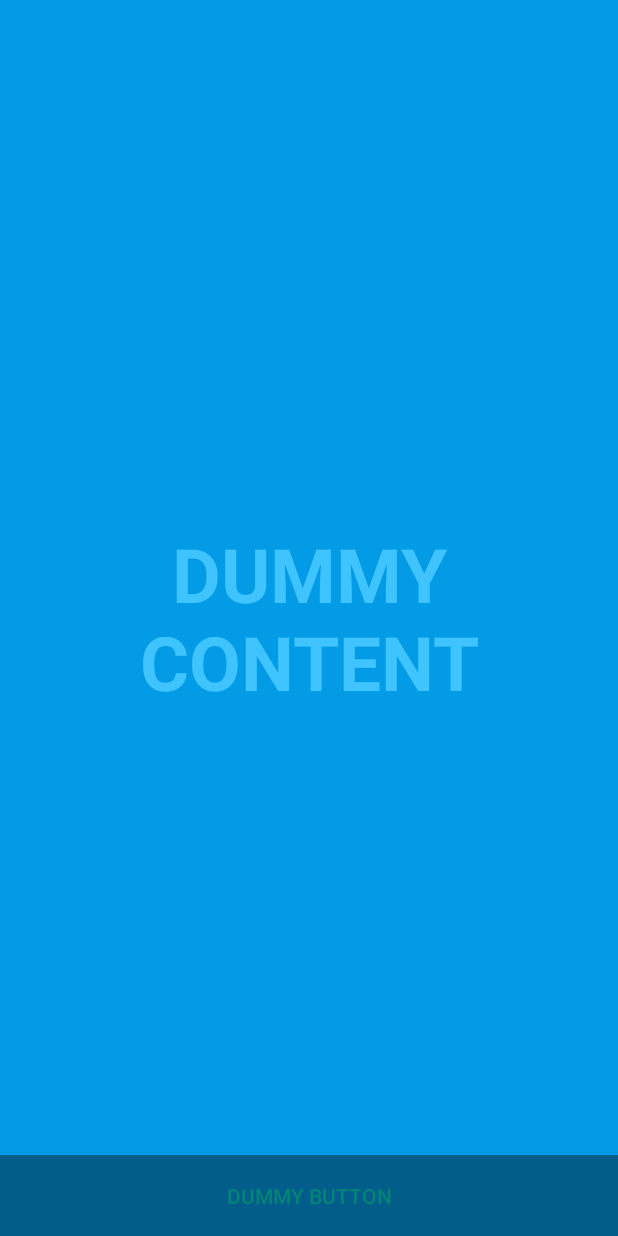
After one commit to VikramVasudevan/swaramala, an Android app built with Jetpack Compose: the layout activity_play_swarams.xml on its own in the app's theme, with its tools: preview values and no code run, on a phone screen of 412 x 824 dp. The commit adds this screen. Run offline under Robolectric (Android 15) with nearby library versions, the phone set to English and light mode, and no system bars.

Commit message:
Created the play pattern fragment

```diff
--- a/app/build.gradle.kts
+++ b/app/build.gradle.kts
@@ -57,6 +57,8 @@ dependencies {
     implementation(libs.androidx.lifecycle.livedata.ktx)
     implementation(libs.androidx.lifecycle.viewmodel.ktx)
     implementation(libs.androidx.fragment.ktx)
+    implementation(libs.androidx.appcompat)
+    implementation(libs.material)
     testImplementation(libs.junit)
     androidTestImplementation(libs.androidx.junit)
     androidTestImplementation(libs.androidx.espresso.core)
--- a/app/src/main/AndroidManifest.xml
+++ b/app/src/main/AndroidManifest.xml
@@ -13,6 +13,12 @@
         android:theme="@style/Theme.SwaraMala"
         tools:targetApi="31">
         <activity
+            android:name=".PlaySwaramsActivity"
+            android:configChanges="orientation|keyboardHidden|screenSize"
+            android:exported="false"
+            android:label="@string/title_activity_play_swarams"
+            android:theme="@style/Theme.SwaraMala.Fullscreen" />
+        <activity
             android:name=".MainActivity"
             android:exported="true"
             android:label="@string/app_name"
--- /dev/null
+++ b/app/src/main/res/layout/activity_play_swarams.xml
@@ -0,0 +1,51 @@
+<?xml version="1.0" encoding="utf-8"?>
+<FrameLayout xmlns:android="http://schemas.android.com/apk/res/android"
+    xmlns:tools="http://schemas.android.com/tools"
+    android:layout_width="match_parent"
+    android:layout_height="match_parent"
+    android:background="?attr/fullscreenBackgroundColor"
+    android:theme="@style/ThemeOverlay.SwaraMala.FullscreenContainer"
+    tools:context=".PlaySwaramsActivity">
+
+    <!-- The primary full-screen view. This can be replaced with whatever view
+         is needed to present your content, e.g. VideoView, SurfaceView,
+         TextureView, etc. -->
+    <TextView
+        android:id="@+id/fullscreen_content"
+        android:layout_width="match_parent"
+        android:layout_height="match_parent"
+        android:gravity="center"
+        android:keepScreenOn="true"
+        android:text="@string/dummy_content"
+        android:textColor="?attr/fullscreenTextColor"
+        android:textSize="50sp"
+        android:textStyle="bold" />
+
+    <!-- This FrameLayout insets its children based on system windows using
+         android:fitsSystemWindows. -->
+    <FrameLayout
+        android:layout_width="match_parent"
+        android:layout_height="match_parent"
+        android:fitsSystemWindows="true">
+
+        <LinearLayout
+            android:id="@+id/fullscreen_content_controls"
+            style="@style/Widget.Theme.SwaraMala.ButtonBar.Fullscreen"
+            android:layout_width="match_parent"
+            android:layout_height="wrap_content"
+            android:layout_gravity="bottom|center_horizontal"
+            android:orientation="horizontal"
+            tools:ignore="UselessParent">
+
+            <Button
+                android:id="@+id/dummy_button"
+                style="?android:attr/buttonBarButtonStyle"
+                android:layout_width="0dp"
+                android:layout_height="wrap_content"
+                android:layout_weight="1"
+                android:text="@string/dummy_button" />
+
+        </LinearLayout>
+    </FrameLayout>
+
+</FrameLayout>
--- a/app/src/main/res/layout/fragment_available_swarams.xml
+++ b/app/src/main/res/layout/fragment_play_pattern.xml
@@ -6,10 +6,10 @@
     tools:context=".AvailableSwaramsFragment">
 
     <GridView
-        android:id="@+id/swaramGrid"
+        android:id="@+id/playPatternGrid"
         android:layout_width="fill_parent"
         android:layout_height="wrap_content"
-        android:numColumns="4"
+        android:numColumns="6"
         android:verticalSpacing="10dp"
         android:horizontalSpacing="10dp"
         />
--- a/app/src/main/res/layout/selected_swaram_fragment_item.xml
+++ b/app/src/main/res/layout/selected_swaram_fragment_item.xml
@@ -2,7 +2,7 @@
 <LinearLayout xmlns:android="http://schemas.android.com/apk/res/android"
     android:layout_width="wrap_content"
     android:layout_height="wrap_content"
-    android:background="#CDDC39"
+    android:background="@color/teal_200"
     android:orientation="horizontal">
 
     <TextView
@@ -10,7 +10,7 @@
         android:layout_width="wrap_content"
         android:layout_height="wrap_content"
         android:layout_margin="@dimen/text_margin"
-        android:textSize="20sp"
+        android:textSize="15sp"
         android:textStyle="bold" />
 
     <TextView
@@ -18,5 +18,5 @@
         android:layout_width="wrap_content"
         android:layout_height="wrap_content"
         android:layout_margin="@dimen/text_margin"
-        android:textSize="20sp" />
+        android:textSize="15sp" />
 </LinearLayout>
--- /dev/null
+++ b/app/src/main/res/values-night/themes.xml
@@ -0,0 +1,7 @@
+<resources>
+
+    <style name="ThemeOverlay.SwaraMala.FullscreenContainer" parent="">
+        <item name="fullscreenBackgroundColor">@color/light_blue_900</item>
+        <item name="fullscreenTextColor">@color/light_blue_A400</item>
+    </style>
+</resources>
--- /dev/null
+++ b/app/src/main/res/values/attrs.xml
@@ -0,0 +1,6 @@
+<resources>
+    <declare-styleable name="FullscreenAttrs">
+        <attr name="fullscreenBackgroundColor" format="color" />
+        <attr name="fullscreenTextColor" format="color" />
+    </declare-styleable>
+</resources>
--- a/app/src/main/res/values/colors.xml
+++ b/app/src/main/res/values/colors.xml
@@ -7,4 +7,9 @@
     <color name="teal_700">#FF018786</color>
     <color name="black">#FF000000</color>
     <color name="white">#FFFFFFFF</color>
+    <color name="light_blue_600">#FF039BE5</color>
+    <color name="light_blue_900">#FF01579B</color>
+    <color name="light_blue_A200">#FF40C4FF</color>
+    <color name="light_blue_A400">#FF00B0FF</color>
+    <color name="black_overlay">#66000000</color>
 </resources>
--- a/app/src/main/res/values/strings.xml
+++ b/app/src/main/res/values/strings.xml
@@ -9,4 +9,7 @@
     <string name="select_swarams">Select the swarams you need.</string>
     <string name="selected_swarams">Selected swarams: </string>
     <string name="next_step">PLAY</string>
+    <string name="title_activity_play_swarams">PlaySwaramsActivity</string>
+    <string name="dummy_button">Dummy Button</string>
+    <string name="dummy_content">DUMMY\nCONTENT</string>
 </resources>
--- /dev/null
+++ b/app/src/main/res/values/styles.xml
@@ -0,0 +1,11 @@
+<resources>
+
+    <style name="Widget.Theme.SwaraMala.ActionBar.Fullscreen" parent="Widget.AppCompat.ActionBar">
+        <item name="android:background">@color/black_overlay</item>
+    </style>
+
+    <style name="Widget.Theme.SwaraMala.ButtonBar.Fullscreen" parent="">
+        <item name="android:background">@color/black_overlay</item>
+        <item name="android:buttonBarStyle">?android:attr/buttonBarStyle</item>
+    </style>
+</resources>
--- a/app/src/main/res/values/themes.xml
+++ b/app/src/main/res/values/themes.xml
@@ -2,4 +2,16 @@
 <resources>
 
     <style name="Theme.SwaraMala" parent="android:Theme.Material.Light.NoActionBar" />
+
+    <style name="Theme.SwaraMala.Fullscreen" parent="Theme.SwaraMala">
+        <item name="android:actionBarStyle">@style/Widget.Theme.SwaraMala.ActionBar.Fullscreen
+        </item>
+        <item name="android:windowActionBarOverlay">true</item>
+        <item name="android:windowBackground">@null</item>
+    </style>
+
+    <style name="ThemeOverlay.SwaraMala.FullscreenContainer" parent="">
+        <item name="fullscreenBackgroundColor">@color/light_blue_600</item>
+        <item name="fullscreenTextColor">@color/light_blue_A200</item>
+    </style>
 </resources>
--- a/gradle/libs.versions.toml
+++ b/gradle/libs.versions.toml
@@ -15,6 +15,8 @@ fragment = "1.8.5"
 lifecycleLivedataKtx = "2.8.7"
 lifecycleViewmodelKtx = "2.8.7"
 fragmentKtx = "1.8.5"
+appcompat = "1.6.1"
+material = "1.4.+"
 
 [libraries]
 androidx-core-ktx = { group = "androidx.core", name = "core-ktx", version.ref = "coreKtx" }
@@ -38,6 +40,8 @@ androidx-fragment = { group = "androidx.fragment", name = "fragment", version.re
 androidx-lifecycle-livedata-ktx = { group = "androidx.lifecycle", name = "lifecycle-livedata-ktx", version.ref = "lifecycleLivedataKtx" }
 androidx-lifecycle-viewmodel-ktx = { group = "androidx.lifecycle", name = "lifecycle-viewmodel-ktx", version.ref = "lifecycleViewmodelKtx" }
 androidx-fragment-ktx = { group = "androidx.fragment", name = "fragment-ktx", version.ref = "fragmentKtx" }
+androidx-appcompat = { group = "androidx.appcompat", name = "appcompat", version.ref = "appcompat" }
+material = { group = "com.google.android.material", name = "material", version.ref = "material" }
 
 [plugins]
 android-application = { id = "com.android.application", version.ref = "agp" }
```
Also changed, not shown: app/src/main/java/com/example/swaramala/ExtrapolatedSwaramPatternAdapter.kt (added, +46 -0 lines), app/src/main/java/com/example/swaramala/ExtrapolatedSwaramPatternFragment.kt (added, +38 -0 lines), app/src/main/java/com/example/swaramala/ExtrapolatedSwaramPatternModel.kt (+15 -3 lines), app/src/main/java/com/example/swaramala/PlaySwaramsActivity.kt (added, +167 -0 lines), app/src/main/res/layout/activity_main.xml (+8 -1 lines).
